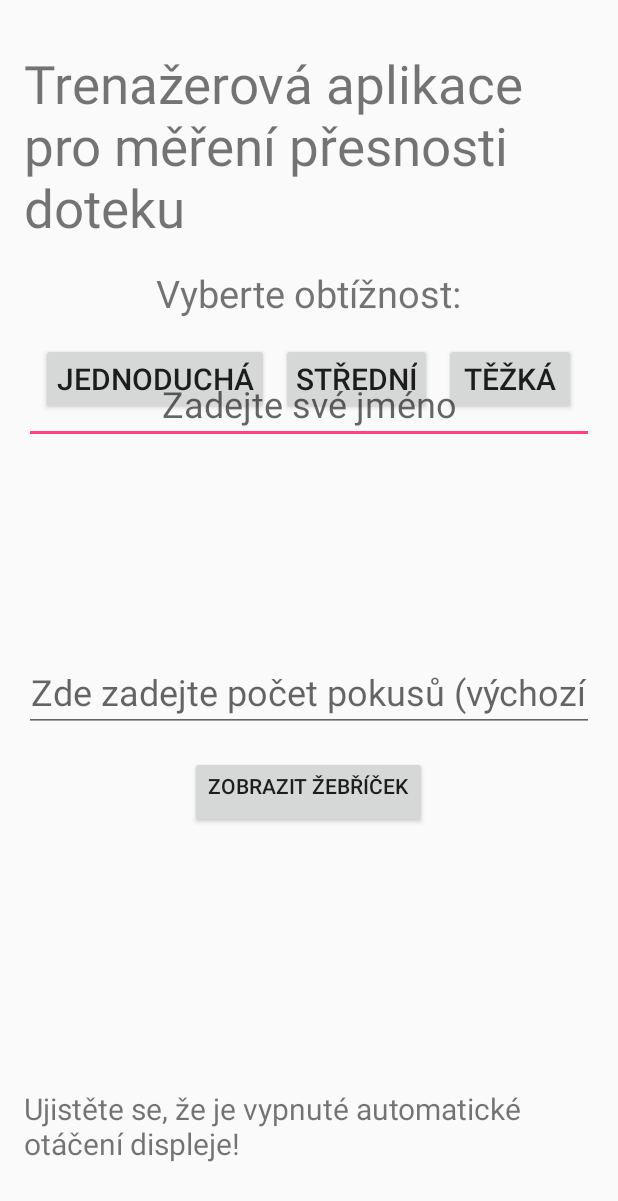
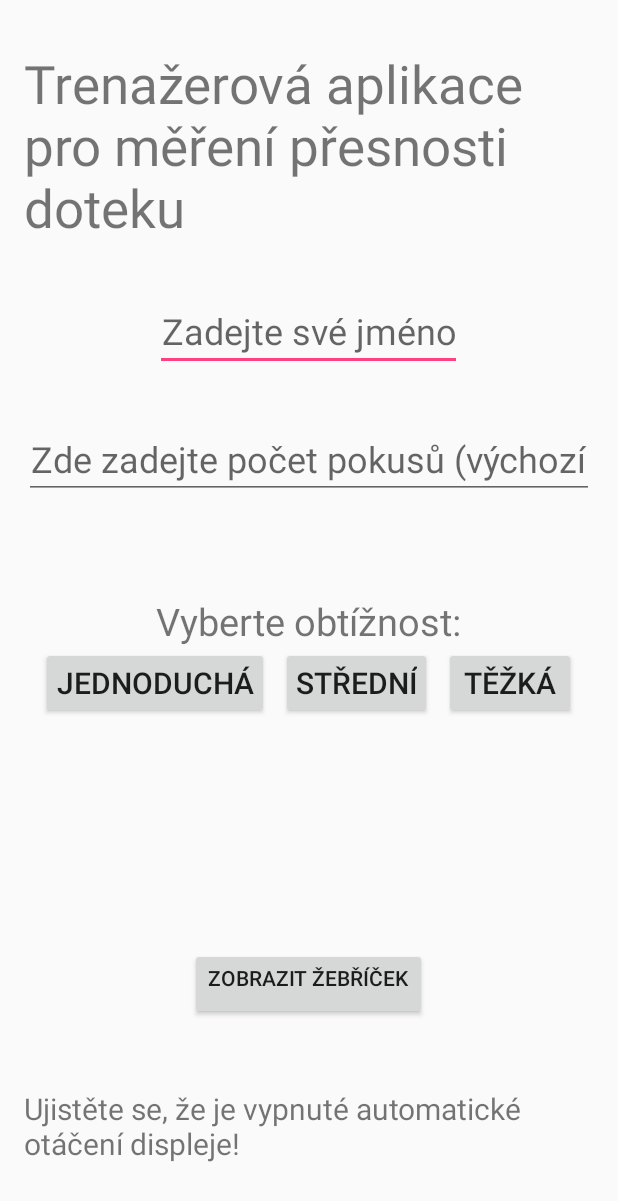
Before and after one commit to robertjuran/DP, an Android app built with Jetpack Compose: the screen it shows after launch (MainActivity), on a phone screen of 412 x 824 dp. Shown: the top 1201 px of the screen. Run offline under Robolectric (Android 15) with nearby library versions, the phone set to English and light mode, and no system bars.

```diff
--- a/app/src/main/java/com/example/diplomka_test/GameActivity.kt
+++ b/app/src/main/java/com/example/diplomka_test/GameActivity.kt
@@ -17,7 +17,7 @@ import java.io.*
 class GameActivity : AppCompatActivity() {
 
     companion object {
-        const val MATRIX_SIZE = 5
+        const val MATRIX_SIZE = 5   // Už posílaná z MainActivity
         const val DEFAULT_MAX_ATTEMPTS = 10
     }
 
@@ -36,7 +36,9 @@ class GameActivity : AppCompatActivity() {
 
     override fun onCreate(savedInstanceState: Bundle?) {
         super.onCreate(savedInstanceState)
+        // Skrytí "status baru"
         window.decorView.systemUiVisibility = View.SYSTEM_UI_FLAG_FULLSCREEN
+        // Skrytí "action baru"
         supportActionBar?.hide()
         setContentView(R.layout.activity_game)
 
--- a/app/src/main/java/com/example/diplomka_test/MainActivity.kt
+++ b/app/src/main/java/com/example/diplomka_test/MainActivity.kt
@@ -14,6 +14,7 @@ class MainActivity : AppCompatActivity() {
         supportActionBar?.hide()
         setContentView(R.layout.activity_main)
 
+        // Tlačítka pro start obtížnosti
         val startButtonEasy: Button = findViewById(R.id.startButtonEasy)
         startButtonEasy.setOnClickListener {
             startGame(3)
@@ -37,6 +38,7 @@ class MainActivity : AppCompatActivity() {
 
     }
 
+    // Fce pro start hry
     private fun startGame(matrixSize: Int) {
         val intent = Intent(this, GameActivity::class.java)
         intent.putExtra("MATRIX_SIZE", matrixSize)
--- a/app/src/main/res/layout/activity_leaderboard.xml
+++ b/app/src/main/res/layout/activity_leaderboard.xml
@@ -54,7 +54,7 @@
         android:layout_width="wrap_content"
         android:layout_height="wrap_content"
         android:text="Vymazat výsledky"
-        android:layout_below="@id/buttonContainer"
+        android:layout_below="@+id/recyclerView"
         android:layout_centerHorizontal="true"
         android:layout_marginTop="16dp"/>
 
@@ -62,8 +62,8 @@
     <androidx.recyclerview.widget.RecyclerView
         android:id="@+id/recyclerView"
         android:layout_width="match_parent"
-        android:layout_height="match_parent"
-        android:layout_below="@id/clearButton"
+        android:layout_height="wrap_content"
+        android:layout_below="@+id/buttonContainer"
         android:paddingTop="8dp"
         android:paddingBottom="8dp"
         android:clipToPadding="false"
--- a/app/src/main/res/layout/activity_main.xml
+++ b/app/src/main/res/layout/activity_main.xml
@@ -20,17 +20,17 @@
         android:layout_height="wrap_content"
         android:textSize="25sp"
         android:text="Vyberte obtížnost:"
-        android:layout_below="@id/nadpisTextView"
+        android:layout_below="@+id/pokusyEditText"
         android:layout_centerHorizontal="true"
-        android:layout_marginTop="16dp"/>
+        android:layout_marginTop="64dp"/>
 
     <LinearLayout
         android:layout_width="wrap_content"
         android:layout_height="wrap_content"
         android:orientation="horizontal"
-        android:layout_below="@id/obtiznostTextView"
         android:layout_centerHorizontal="true"
-        android:layout_marginTop="16dp">
+        android:layout_marginBottom="32dp"
+        android:layout_below="@id/obtiznostTextView">
 
         <Button
             android:id="@+id/startButtonEasy"
@@ -59,17 +59,17 @@
             android:padding="10dp"/>
 
     </LinearLayout>
+
     <EditText
         android:id="@+id/userNameEditText"
-        android:layout_width="match_parent"
+        android:layout_width="wrap_content"
         android:layout_height="wrap_content"
         android:hint="Zadejte své jméno"
         android:inputType="text"
         android:textSize="24sp"
-        android:layout_above="@+id/pokusyEditText"
-        android:layout_alignParentBottom="true"
+        android:layout_below="@id/nadpisTextView"
         android:layout_centerHorizontal="true"
-        android:layout_marginBottom="512dp"
+        android:layout_marginTop="32dp"
         android:gravity="center_horizontal"/>
 
     <EditText
@@ -79,10 +79,9 @@
         android:inputType="number"
         android:hint="Zde zadejte počet pokusů (výchozí je 10)"
         android:textSize="24sp"
-        android:layout_above="@+id/showLeaderboardButton"
-        android:layout_alignParentBottom="true"
+        android:layout_below="@+id/userNameEditText"
         android:layout_centerHorizontal="true"
-        android:layout_marginBottom="320dp"
+        android:layout_marginTop="32dp"
         android:gravity="center_horizontal"/>
 
     <Button
@@ -93,7 +92,7 @@
         android:text="Zobrazit žebříček"
         android:layout_alignParentBottom="true"
         android:layout_centerHorizontal="true"
-        android:layout_marginBottom="256dp"
+        android:layout_marginBottom="128dp"
         android:gravity="center_horizontal"/>
 
     <!-- Upozornění -->
```
Also changed, not shown: app/src/main/java/com/example/diplomka_test/LeaderboardActivity.kt (+15 -15 lines).
